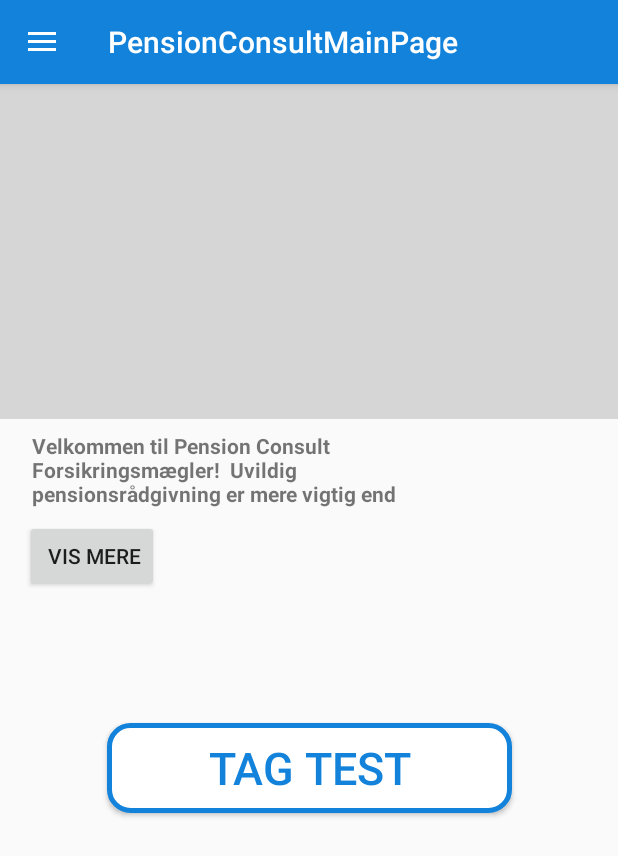
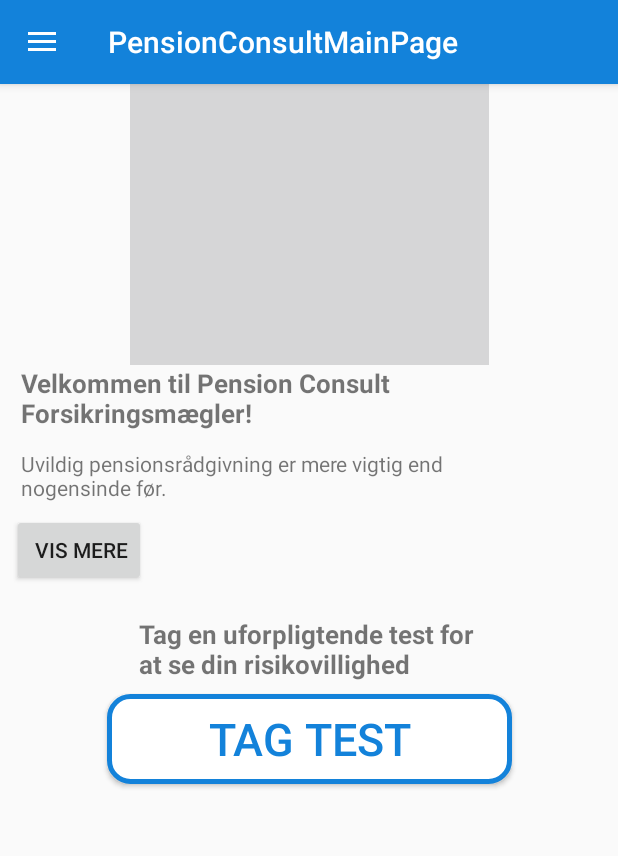
Before and after one commit to TheWombat13/PensionConsultMainPage, an Android app: the screen it shows after launch (FrontPage), on a phone screen of 412 x 824 dp. Shown: the top 856 px of the screen. Run offline under Robolectric (Android 15) with nearby library versions, the phone set to English and light mode, and no system bars.

Commit message:
front page close to be done

```diff
--- a/app/src/main/java/com/example/jonathanlarsen/pensionconsultmainpage/FrontPage.java
+++ b/app/src/main/java/com/example/jonathanlarsen/pensionconsultmainpage/FrontPage.java
@@ -1,9 +1,11 @@
 package com.example.jonathanlarsen.pensionconsultmainpage;
 
 import android.content.Intent;
+import android.graphics.drawable.AnimationDrawable;
 import android.os.Bundle;
 import android.support.design.widget.FloatingActionButton;
 import android.support.design.widget.Snackbar;
+import android.text.Html;
 import android.view.View;
 import android.support.design.widget.NavigationView;
 import android.support.v4.view.GravityCompat;
@@ -22,7 +24,8 @@ public class FrontPage extends AppCompatActivity
 
     Button Test, showtext;
     ImageView frontpageimg;
-    TextView text;
+    TextView text, testtxt;
+    AnimationDrawable frameAnimation;
 
     @Override
     protected void onCreate(Bundle savedInstanceState) {
@@ -32,13 +35,18 @@ public class FrontPage extends AppCompatActivity
         setSupportActionBar(toolbar);
 
         frontpageimg = (ImageView)findViewById(R.id.imageView);
-        frontpageimg.setBackgroundResource(R.drawable.frontpageanim);
+        frontpageimg.setImageDrawable(getResources().getDrawable( R.drawable.frontpageanim));
+
+        testtxt = (TextView)findViewById(R.id.testinfo);
+        testtxt.setText(Html.fromHtml(getString(R.string.Testinfo)));
 
         text = (TextView)findViewById(R.id.infotext);
+        text.setText(Html.fromHtml(getString(R.string.Introtext)));
+
         showtext = (Button)findViewById(R.id.readmore);
         showtext.setOnClickListener(this);
 
-
+        frameAnimation = (AnimationDrawable) frontpageimg.getDrawable(); frameAnimation.start();
 
         DrawerLayout drawer = (DrawerLayout) findViewById(R.id.drawer_layout);
         ActionBarDrawerToggle toggle = new ActionBarDrawerToggle(
@@ -116,7 +124,7 @@ public class FrontPage extends AppCompatActivity
                 showtext.setText("SE MINDRE");
             }
             else {
-                text.setMaxLines(3);//your TextView
+                text.setMaxLines(5);//your TextView
                 showtext.setText("VIS MERE");
             }
         }
--- a/app/src/main/res/drawable/frontpageanim.xml
+++ b/app/src/main/res/drawable/frontpageanim.xml
@@ -1,6 +1,6 @@
 <?xml version="1.0" encoding="utf-8"?>
 <animation-list xmlns:android="http://schemas.android.com/apk/res/android" android:id="@+id/selected"
     android:oneshot="false">
-    <item android:drawable="@drawable/img1" android:duration="20" />
-    <item android:drawable="@drawable/img2" android:duration="20" />
+    <item android:drawable="@drawable/img1" android:duration="5000" />
+    <item android:drawable="@drawable/img2" android:duration="5000" />
 </animation-list>
--- a/app/src/main/res/layout/content_front_page.xml
+++ b/app/src/main/res/layout/content_front_page.xml
@@ -1,6 +1,7 @@
 <?xml version="1.0" encoding="utf-8"?>
 <ScrollView xmlns:android="http://schemas.android.com/apk/res/android"
     xmlns:app="http://schemas.android.com/apk/res-auto"
+    xmlns:tools="http://schemas.android.com/tools"
     android:layout_width="match_parent"
     android:layout_height="match_parent"
     android:fillViewport="true">
@@ -23,7 +24,10 @@
             <ImageView
                 android:id="@+id/imageView"
                 android:layout_width="match_parent"
-                android:layout_height="279dp"
+                android:layout_height="239dp"
+                android:layout_marginTop="4dp"
+                android:adjustViewBounds="true"
+                android:scaleType="fitCenter"
                 app:layout_constraintEnd_toEndOf="parent"
                 app:layout_constraintHorizontal_bias="0.0"
                 app:layout_constraintLeft_toLeftOf="parent"
@@ -52,8 +56,8 @@
                 app:layout_constraintLeft_toLeftOf="parent"
                 app:layout_constraintRight_toRightOf="parent"
                 app:layout_constraintStart_toStartOf="parent"
-                app:layout_constraintTop_toBottomOf="@+id/readmore"
-                app:layout_constraintVertical_bias="0.225" />
+                app:layout_constraintTop_toBottomOf="@+id/testinfo"
+                app:layout_constraintVertical_bias="0.0" />
 
             <Button
                 android:id="@+id/readmore"
@@ -65,41 +69,33 @@
                 android:layout_marginTop="8dp"
                 android:text=" VIS MERE"
                 app:layout_constraintEnd_toEndOf="parent"
-                app:layout_constraintHorizontal_bias="0.028"
+                app:layout_constraintHorizontal_bias="0.0"
                 app:layout_constraintLeft_toLeftOf="parent"
                 app:layout_constraintStart_toStartOf="parent"
                 app:layout_constraintTop_toBottomOf="@+id/infotext" />
 
             <TextView
                 android:id="@+id/infotext"
-                android:layout_width="300dp"
+                android:layout_width="348dp"
                 android:layout_height="wrap_content"
-                android:layout_marginTop="8dp"
-                android:maxLines="3"
-                android:text="Velkommen til Pension Consult Forsikringsmægler!
-
-Uvildig pensionsrådgivning er mere vigtig end nogensinde før. Pensionsordningerne bliver stadig mere og mere komplicerede i takt med, at pensionsselskaberne øger antallet af mulige forsikringsdækninger og opsparingsformer. Samtidig er kampen om kunderne blevet større end nogensinde før.
-
-Derfor er det vigtigt at finde en pensionsrådgiver, som har de fornødne kompetencer, og som giver troværdige råd. Det er i den forbindelse væsentligt, at vi som jeres forsikringsmægler repræsenterer jer og jeres medarbejdere og ikke pensionsselskabet. Det er heri, at vores uvildighed ligger.
-
-Med mere end 25 års erfaring i pensionsbranchen, heraf 20 års erfaring fra mæglerbranchen, tilbyder vi uvildig pensionsrådgivning til firmaer og deres ansatte samt privatpersoner på enten honorarbasis eller som led i et samlet koncept.
-
-Det er helt afgørende for os, at vi tilbyder et højt fagligt niveau og samtidig kan formidle kompliceret – og for mange kedeligt – stof på en levende og let tilgængelig måde.
-
-Vi lægger samtidig stor vægt på den personlige relation.
-
-Vi er specialister i de særlige problemstillinger, der gælder for grænsegængere mellem Danmark og Sverige.
-
-Tag meget gerne kontakt til mig, hvis du har spørgsmål, eller du gerne vil høre mere på et uforpligtigende møde.
-
-"
-                android:textStyle="bold"
+                android:maxLines="5"
+                android:text="@string/Introtext"
                 app:layout_constraintEnd_toEndOf="parent"
-                app:layout_constraintHorizontal_bias="0.19"
+                app:layout_constraintHorizontal_bias="0.222"
                 app:layout_constraintLeft_toLeftOf="parent"
                 app:layout_constraintRight_toRightOf="parent"
                 app:layout_constraintStart_toStartOf="parent"
                 app:layout_constraintTop_toBottomOf="@+id/imageView" />
+
+            <TextView
+                android:id="@+id/testinfo"
+                android:layout_width="wrap_content"
+                android:layout_height="wrap_content"
+                android:layout_marginTop="20dp"
+                app:layout_constraintHorizontal_bias="0.501"
+                app:layout_constraintLeft_toLeftOf="parent"
+                app:layout_constraintRight_toRightOf="parent"
+                app:layout_constraintTop_toBottomOf="@+id/readmore" />
 
         </android.support.constraint.ConstraintLayout>
 
--- a/app/src/main/res/values/strings.xml
+++ b/app/src/main/res/values/strings.xml
@@ -6,6 +6,38 @@
 
     <string name="action_settings">Settings</string>
     <string name="title_activity_news">NewsActivity</string>
+
+    <string name="Introtext">
+        <![CDATA[
+        <big>
+        <b> Velkommen til Pension Consult Forsikringsmægler! </b>
+        </big>
+        <br> <br>
+        Uvildig pensionsrådgivning er mere vigtig end nogensinde før. <br>
+        Pensionsordningerne bliver stadig mere og mere komplicerede i takt med, at pensionsselskaberne øger antallet af mulige forsikringsdækninger og opsparingsformer.
+        Samtidig er kampen om kunderne blevet større end nogensinde før.
+        <br> <br>
+        Derfor er det vigtigt at finde en pensionsrådgiver, som har de fornødne kompetencer, og som giver troværdige råd.
+        Det er i den forbindelse væsentligt, at vi som jeres forsikringsmægler repræsenterer jer og jeres medarbejdere og ikke pensionsselskabet.
+        Det er heri, at vores uvildighed ligger.
+        <br> <br>
+        Med mere end 25 års erfaring i pensionsbranchen, heraf 20 års erfaring fra mæglerbranchen, tilbyder vi uvildig pensionsrådgivning til firmaer og deres ansatte samt privatpersoner på enten honorarbasis eller som led i et samlet koncept.
+        <br> <br>
+        Det er helt afgørende for os, at vi tilbyder et højt fagligt niveau og samtidig kan formidle kompliceret – og for mange kedeligt – stof på en levende og let tilgængelig måde.
+        <br> <br>
+        Vi lægger samtidig stor vægt på den personlige relation.
+        <br> <br>
+        Vi er specialister i de særlige problemstillinger, der gælder for grænsegængere mellem Danmark og Sverige.
+        <br> <br>
+        Tag meget gerne kontakt til mig, hvis du har spørgsmål, eller du gerne vil høre mere på et uforpligtigende møde.
+        ]]>
+        </string>
+
+    <string name="Testinfo">
+        <![CDATA[
+        <big> <b> Tag en uforpligtende test for <br> at se din risikovillighed </b> </big>
+        ]]>
+    </string>
 
     <string-array name="contact_subjects">
         <item>Uvildig Rådgivning</item>
```
